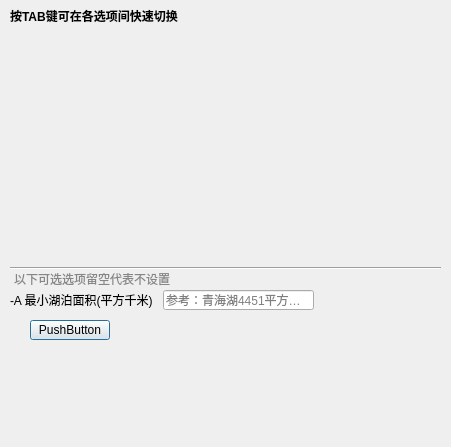
CovMat/GMT-mini-GUI, file gmt_pscoast.ui: the form before one commit.
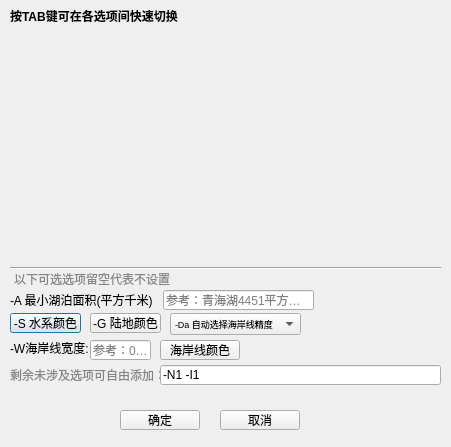
The form after the commit.

Diff of the .ui file:
```diff
--- a/gmt_pscoast.ui
+++ b/gmt_pscoast.ui
@@ -123,14 +123,163 @@
   <widget class="QPushButton" name="sea_color">
    <property name="geometry">
     <rect>
-     <x>30</x>
-     <y>320</y>
+     <x>10</x>
+     <y>313</y>
+     <width>71</width>
+     <height>20</height>
+    </rect>
+   </property>
+   <property name="text">
+    <string>-S 水系颜色</string>
+   </property>
+  </widget>
+  <widget class="QPushButton" name="dry_color">
+   <property name="geometry">
+    <rect>
+     <x>90</x>
+     <y>313</y>
+     <width>71</width>
+     <height>20</height>
+    </rect>
+   </property>
+   <property name="text">
+    <string>-G 陆地颜色</string>
+   </property>
+  </widget>
+  <widget class="QComboBox" name="D_option">
+   <property name="geometry">
+    <rect>
+     <x>170</x>
+     <y>313</y>
+     <width>131</width>
+     <height>22</height>
+    </rect>
+   </property>
+   <property name="font">
+    <font>
+     <pointsize>7</pointsize>
+    </font>
+   </property>
+   <item>
+    <property name="text">
+     <string>-Da 自动选择海岸线精度</string>
+    </property>
+   </item>
+   <item>
+    <property name="text">
+     <string>-Dfull 精度</string>
+    </property>
+   </item>
+   <item>
+    <property name="text">
+     <string>-Dhigh 精度</string>
+    </property>
+   </item>
+   <item>
+    <property name="text">
+     <string>-Dintermediate 精度</string>
+    </property>
+   </item>
+   <item>
+    <property name="text">
+     <string>-Dlow 精度</string>
+    </property>
+   </item>
+   <item>
+    <property name="text">
+     <string>-Dcrude 精度</string>
+    </property>
+   </item>
+  </widget>
+  <widget class="QLabel" name="label_4">
+   <property name="geometry">
+    <rect>
+     <x>10</x>
+     <y>340</y>
+     <width>91</width>
+     <height>16</height>
+    </rect>
+   </property>
+   <property name="text">
+    <string>-W海岸线宽度:</string>
+   </property>
+  </widget>
+  <widget class="QLineEdit" name="W_pen_w">
+   <property name="geometry">
+    <rect>
+     <x>90</x>
+     <y>340</y>
+     <width>61</width>
+     <height>20</height>
+    </rect>
+   </property>
+   <property name="placeholderText">
+    <string>参考：0.5p</string>
+   </property>
+  </widget>
+  <widget class="QPushButton" name="W_pen_color">
+   <property name="geometry">
+    <rect>
+     <x>160</x>
+     <y>340</y>
      <width>80</width>
      <height>20</height>
     </rect>
    </property>
    <property name="text">
-    <string>PushButton</string>
+    <string>海岸线颜色</string>
+   </property>
+  </widget>
+  <widget class="QLabel" name="label_5">
+   <property name="geometry">
+    <rect>
+     <x>10</x>
+     <y>366</y>
+     <width>161</width>
+     <height>16</height>
+    </rect>
+   </property>
+   <property name="text">
+    <string>&lt;html&gt;&lt;head/&gt;&lt;body&gt;&lt;p&gt;&lt;span style=&quot; color:#868686;&quot;&gt;剩余未涉及选项可自由添加：&lt;/span&gt;&lt;/p&gt;&lt;/body&gt;&lt;/html&gt;</string>
+   </property>
+  </widget>
+  <widget class="QLineEdit" name="other_options">
+   <property name="geometry">
+    <rect>
+     <x>160</x>
+     <y>365</y>
+     <width>281</width>
+     <height>20</height>
+    </rect>
+   </property>
+   <property name="text">
+    <string>-N1 -I1</string>
+   </property>
+  </widget>
+  <widget class="QPushButton" name="bok">
+   <property name="geometry">
+    <rect>
+     <x>120</x>
+     <y>410</y>
+     <width>80</width>
+     <height>20</height>
+    </rect>
+   </property>
+   <property name="text">
+    <string>确定</string>
+   </property>
+  </widget>
+  <widget class="QPushButton" name="bexit">
+   <property name="geometry">
+    <rect>
+     <x>220</x>
+     <y>410</y>
+     <width>80</width>
+     <height>20</height>
+    </rect>
+   </property>
+   <property name="text">
+    <string>取消</string>
    </property>
   </widget>
  </widget>
```
